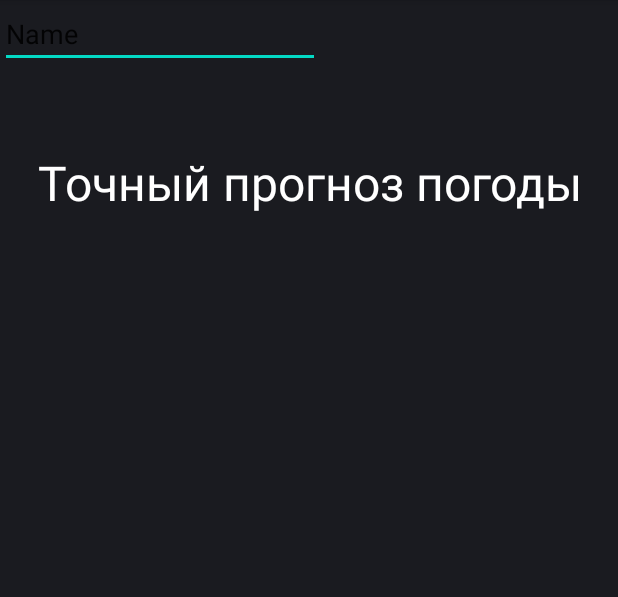
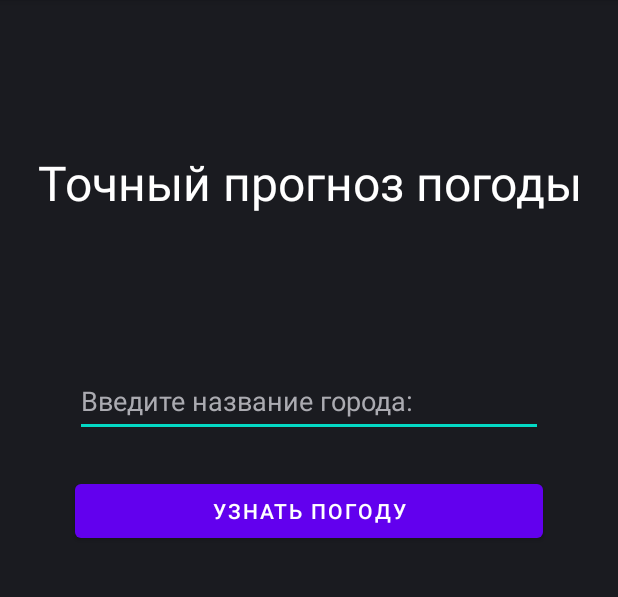
Before and after one commit to LamerN/WeatherApp, an Android app: the screen it shows after launch (MainActivity), on a phone screen of 412 x 824 dp, the part 84-681 px from its top. Run offline under Robolectric (Android 15) with nearby library versions, the phone set to English and light mode, and no system bars; Roboto replaces fonts that are not available here.

Commit message:
main view done

```diff
--- a/app/src/main/res/layout/activity_main.xml
+++ b/app/src/main/res/layout/activity_main.xml
@@ -20,8 +20,33 @@
 
     <EditText
         android:id="@+id/editTextCity"
-        android:layout_width="wrap_content"
+        android:layout_width="match_parent"
         android:layout_height="wrap_content"
-        android:ems="10"
-        android:text="Name" />
+        android:layout_below="@+id/textViewLogo"
+        android:layout_marginHorizontal="50dp"
+        android:layout_marginTop="100dp"
+        android:hint="@string/enter_city_name"
+        android:minHeight="48dp"
+        android:textColorHint="@color/material_dynamic_neutral70" />
+
+    <Button
+        android:id="@+id/buttonSearch"
+        android:layout_width="match_parent"
+        android:layout_height="wrap_content"
+        android:layout_below="@+id/editTextCity"
+        android:layout_marginHorizontal="50dp"
+        android:layout_marginTop="25dp"
+        android:text="@string/button_search_text" />
+
+    <TextView
+        android:id="@+id/textViewWeather"
+        android:layout_width="match_parent"
+        android:layout_height="wrap_content"
+        android:layout_below="@+id/buttonSearch"
+        android:layout_marginTop="20dp"
+
+        android:textAlignment="center"
+        android:textColor="@color/material_dynamic_neutral70"
+        android:textSize="25sp"/>
+
 </RelativeLayout>
--- a/app/src/main/res/values/strings.xml
+++ b/app/src/main/res/values/strings.xml
@@ -1,4 +1,6 @@
 <resources>
     <string name="app_name">WeatherApp</string>
     <string name="logo_text">Точный прогноз погоды</string>
+    <string name="enter_city_name">Введите название города:</string>
+    <string name="button_search_text">Узнать погоду</string>
 </resources>
```
